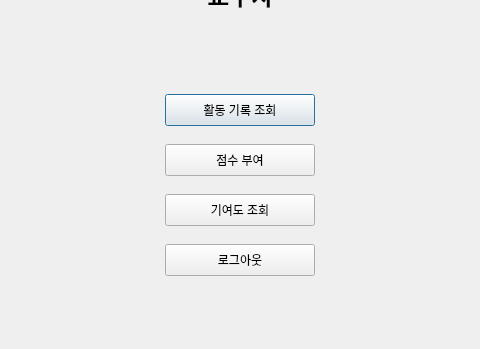
This is views/teacher_main.ui in y-ngm-n/TeamMountain as Qt 5 draws it before an edit; both pictures show x 165 to 645 and y 126 to 475 of the 781 by 475 pixel window. The edited form follows.
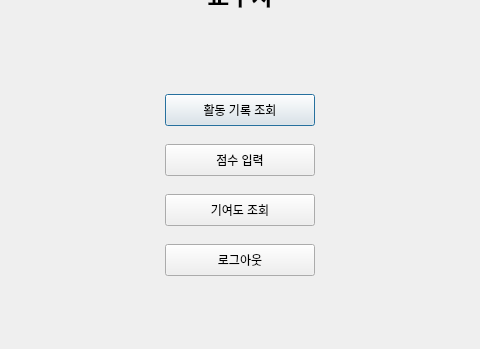
This is the edited form. Icons and pictures are not drawn.

Patch:
```diff
--- a/views/teacher_main.ui
+++ b/views/teacher_main.ui
@@ -52,7 +52,7 @@
     </rect>
    </property>
    <property name="text">
-    <string>점수 부여</string>
+    <string>점수 입력</string>
    </property>
   </widget>
   <widget class="QPushButton" name="pushButton_4">
```
